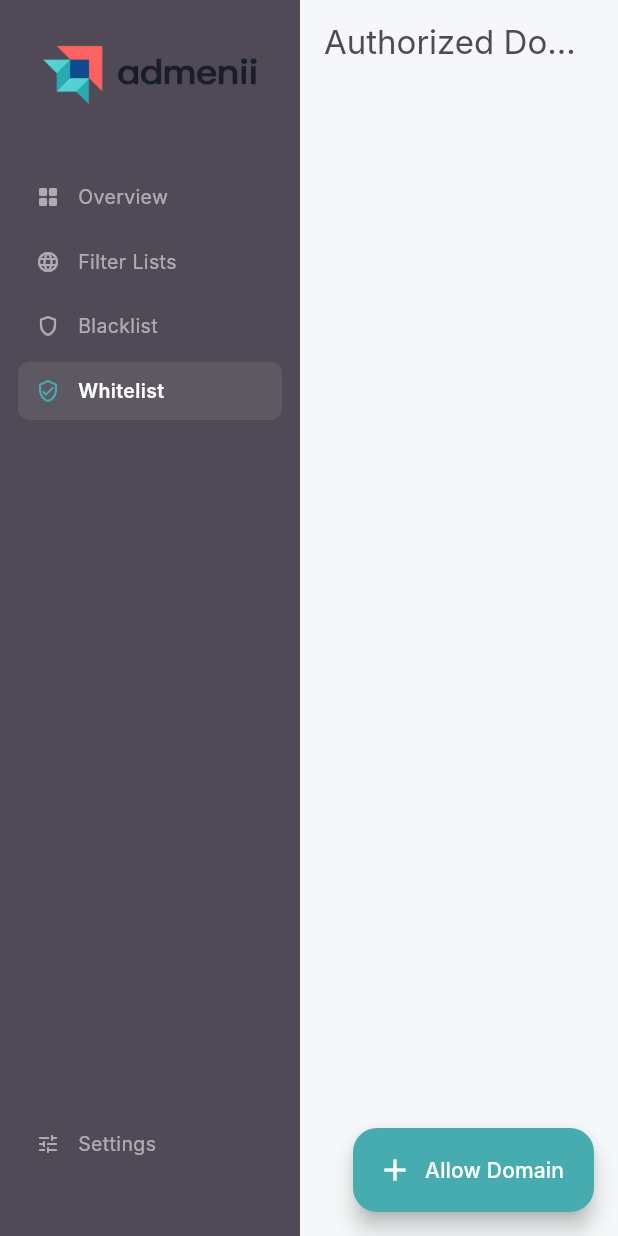
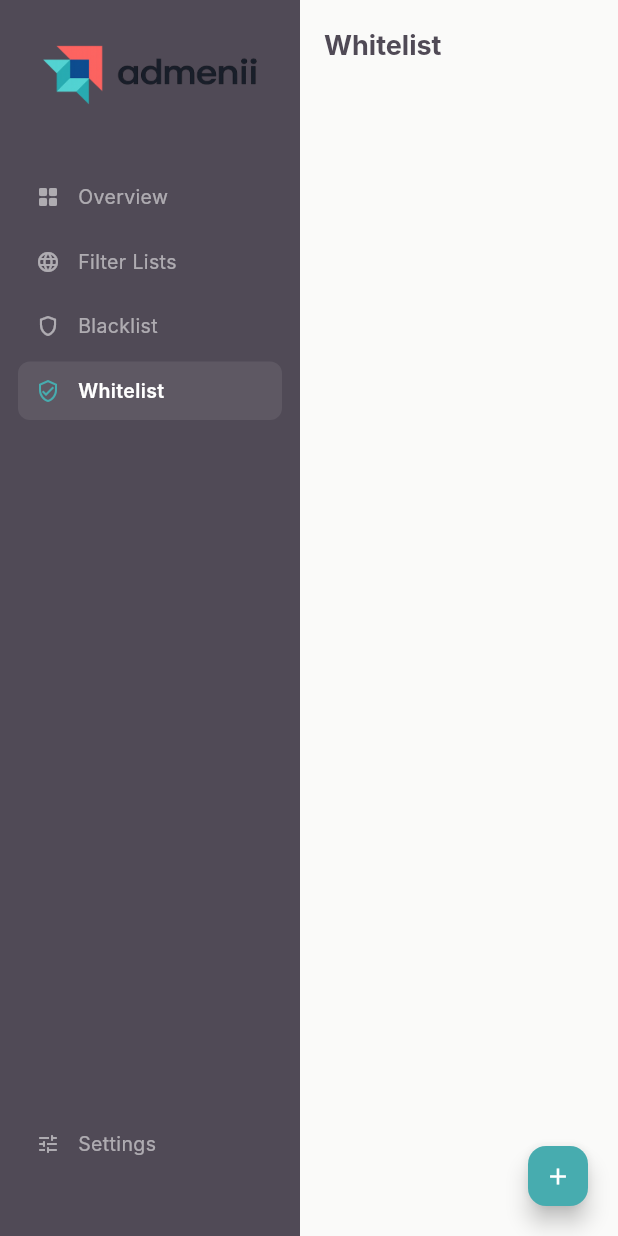
Before and after one commit to dennismutuku2005/admenii, a Flutter app: the screen it shows after launch, after a tap on "Filter Lists", after a tap on "Blacklist", after a tap on "Whitelist", on a phone screen of 412 x 824 dp. Run offline on Flutter 3.47's test engine with Material 3 defaults, Android fonts, the phone set to English and light mode, and no system bars; our stand-ins replace sqflite; missing offline and left inert: dart:ffi; accounts and stored records are empty; Roboto replaces fonts that are missing (Inter).

Commit message:
update: refined whitelist_screen.dart functionality

```diff
--- a/lib/screens/whitelist_screen.dart
+++ b/lib/screens/whitelist_screen.dart
@@ -8,22 +8,23 @@ class WhitelistScreen extends StatelessWidget {
   @override
   Widget build(BuildContext context) {
     return Scaffold(
-      appBar: AppBar(title: const Text('Authorized Domains')),
+      backgroundColor: Colors.transparent,
+      appBar: AppBar(title: const Text('Whitelist', style: TextStyle(fontSize: 18, fontWeight: FontWeight.bold)), toolbarHeight: 60),
       body: Consumer<AdBlockerProvider>(
         builder: (context, provider, _) {
           return ListView.builder(
-            padding: const EdgeInsets.all(32),
+            padding: const EdgeInsets.all(20),
             itemCount: provider.whitelist.length,
             itemBuilder: (context, index) {
               final domain = provider.whitelist[index];
               return Card(
-                margin: const EdgeInsets.only(bottom: 12),
+                margin: const EdgeInsets.only(bottom: 4),
                 child: ListTile(
-                  contentPadding: const EdgeInsets.symmetric(horizontal: 24),
-                  leading: const Icon(Icons.check_circle_rounded, color: Color(0xFF47ACAF), size: 18),
-                  title: Text(domain, style: const TextStyle(fontWeight: FontWeight.w500)),
+                  dense: true,
+                  leading: const Icon(Icons.check_circle_rounded, color: Color(0xFF47ACAF), size: 14),
+                  title: Text(domain, style: const TextStyle(fontWeight: FontWeight.w500, fontSize: 13)),
                   trailing: IconButton(
-                    icon: const Icon(Icons.delete_outline_rounded, size: 18),
+                    icon: const Icon(Icons.delete_outline_rounded, size: 14),
                     onPressed: () => provider.removeWhitelist(domain),
                   ),
                 ),
@@ -32,11 +33,10 @@ class WhitelistScreen extends StatelessWidget {
           );
         },
       ),
-      floatingActionButton: FloatingActionButton.extended(
+      floatingActionButton: FloatingActionButton.small(
         backgroundColor: const Color(0xFF47ACAF),
         onPressed: () => _showAddDialog(context),
-        icon: const Icon(Icons.add, color: Colors.white),
-        label: const Text('Allow Domain', style: TextStyle(color: Colors.white)),
+        child: const Icon(Icons.add, color: Colors.white, size: 18),
       ),
     );
   }
@@ -46,9 +46,10 @@ class WhitelistScreen extends StatelessWidget {
     showDialog(
       context: context,
       builder: (context) => AlertDialog(
-        title: const Text('Add to Whitelist'),
+        title: const Text('Allow Domain', style: TextStyle(fontSize: 16)),
         content: TextField(
           controller: controller,
+          style: const TextStyle(fontSize: 14),
           decoration: const InputDecoration(hintText: 'trusted-site.com', border: OutlineInputBorder()),
         ),
         actions: [
```
